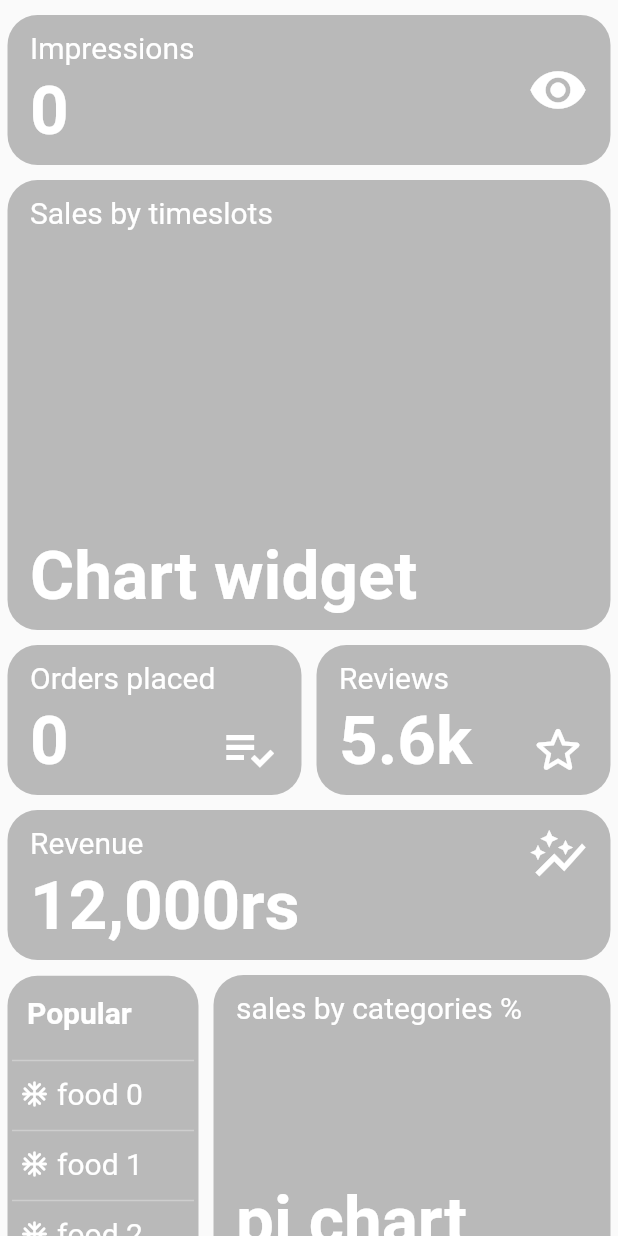
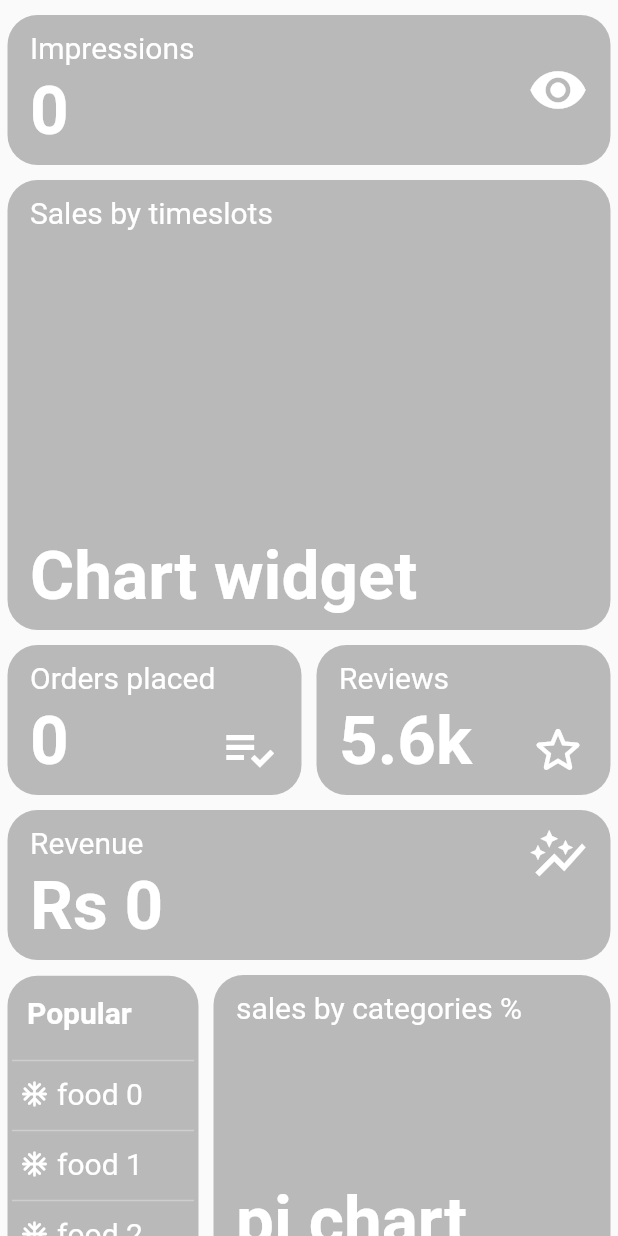
Before and after one commit to yousuf-4594/Blink-Employee, a Flutter app: the AnalyticsScreen widget shown alone on an empty page, opened directly with empty values, on a phone screen of 412 x 824 dp. Run offline on Flutter 3.47's test engine with Material 2 defaults, Android fonts, the phone set to English and light mode, and no system bars; our stand-ins replace animated_text_kit, flutter_slidable, google_fonts, google_nav_bar, shared_preferences, smooth_page_indicator; missing offline and left inert: mysql_client; accounts and stored records are empty.

Commit message:
implement backend for getting revenue

```diff
--- a/lib/screens/analytics_screen.dart
+++ b/lib/screens/analytics_screen.dart
@@ -15,14 +15,17 @@ class AnalyticsScreen extends StatefulWidget {
 class _AnalyticsScreenState extends State<AnalyticsScreen> {
   int ordersPlaced = 0;
   int impressions = 0;
+  int revenue = 0;
 
   void getAnalytics(int restaurantID) async {
     int orders = await Analytics.getOrdersPlaced(restaurantID);
     int views = await Analytics.getImpressions(restaurantID);
+    int amount = await Analytics.getRevenue(restaurantID);
 
     setState(() {
       ordersPlaced = orders;
       impressions = views;
+      revenue = amount;
     });
   }
 
@@ -286,7 +289,7 @@ class _AnalyticsScreenState extends State<AnalyticsScreen> {
                       Container(
                         alignment: Alignment.bottomLeft,
                         child: Text(
-                          '12,000rs',
+                          'Rs $revenue',
                           style: TextStyle(
                             color: Colors.white,
                             fontSize: 45,
--- a/lib/services/analytics.dart
+++ b/lib/services/analytics.dart
@@ -29,4 +29,18 @@ class Analytics {
     }
     return count;
   }
+
+  static Future<int> getRevenue(int restaurantID) async {
+    int revenue = 0;
+    Mysql db = Mysql();
+    Iterable<ResultSetRow> rows = await db.getResults(
+        'SELECT COALESCE(SUM(price), 0) AS revenue FROM Orders WHERE restaurant_id=$restaurantID AND status="completed"');
+    if (rows.isNotEmpty) {
+      for (var row in rows) {
+        revenue = int.parse(row.assoc()['revenue']!);
+        break;
+      }
+    }
+    return revenue;
+  }
 }
```
